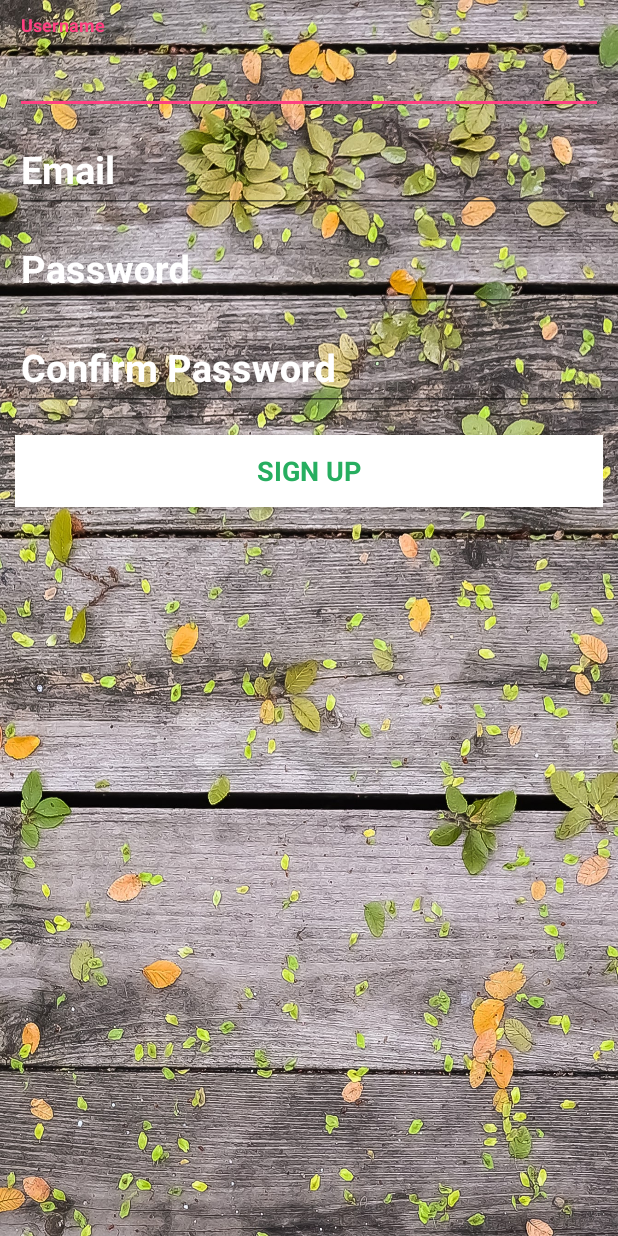
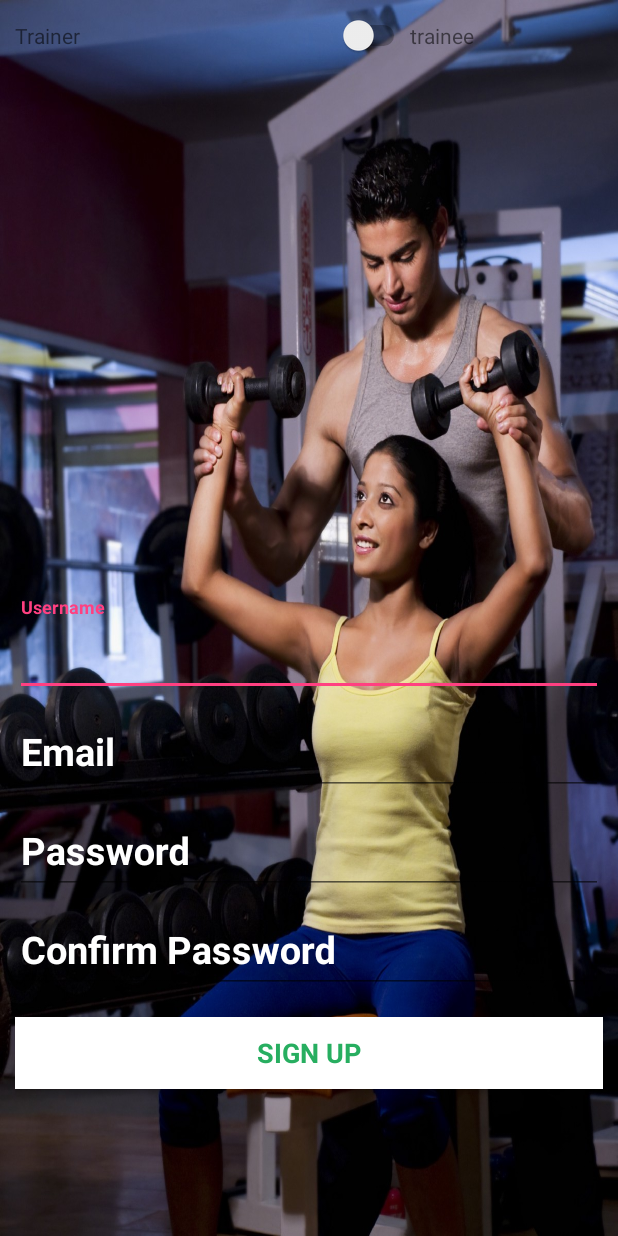
Before and after one commit to gil-ronen/KeepOn, an Android app: the RegisterActivity screen opened directly, with no data from a screen before it, on a phone screen of 412 x 824 dp. Run offline under Robolectric (Android 15) with nearby library versions, the phone set to English and light mode, and no system bars; our stand-ins replace Firebase (no records; nobody signed in at launch, a user with empty details on screens opened directly).

Commit message:
login and register page

```diff
--- a/app/src/main/java/com/gil_shiran_or/keepon/RegisterActivity.java
+++ b/app/src/main/java/com/gil_shiran_or/keepon/RegisterActivity.java
@@ -34,6 +34,8 @@
     private EditText mPasswordView;
     private EditText mConfirmPasswordView;
     private FirebaseAuth mAuth; // Firebase instance variables
+
+    private boolean mIsTrainer;
 
 
     @Override
--- a/app/src/main/res/layout/activity_register.xml
+++ b/app/src/main/res/layout/activity_register.xml
@@ -3,93 +3,112 @@
     xmlns:tools="http://schemas.android.com/tools"
     android:layout_width="match_parent"
     android:layout_height="match_parent"
+    android:background="@drawable/back"
+    android:gravity="top"
     android:orientation="vertical"
+    android:paddingLeft="@dimen/activity_horizontal_margin"
+    android:paddingTop="@dimen/activity_vertical_margin"
+    android:paddingRight="@dimen/activity_horizontal_margin"
     android:paddingBottom="@dimen/activity_vertical_margin"
-              android:paddingLeft="@dimen/activity_horizontal_margin"
-              android:paddingRight="@dimen/activity_horizontal_margin"
-              android:paddingTop="@dimen/activity_vertical_margin"
-              android:background="@drawable/background_login_min"
-              tools:context="com.gil_shiran_or.keepon.RegisterActivity"
-              android:gravity="top">
+    tools:context="com.gil_shiran_or.keepon.RegisterActivity">
 
 
+    <LinearLayout
+        android:layout_width="match_parent"
+        android:layout_height="48dp"
+        android:orientation="horizontal">
+
+        <TextView
+            android:id="@+id/trainer"
+            android:layout_width="wrap_content"
+            android:layout_height="wrap_content"
+            android:layout_weight="1"
+            android:text="Trainer" />
+
+        <Switch
+            android:id="@+id/switch1"
+            android:layout_width="wrap_content"
+            android:layout_height="wrap_content"
+            android:layout_weight="1" />
+
+        <TextView
+            android:id="@+id/trainee"
+            android:layout_width="wrap_content"
+            android:layout_height="wrap_content"
+            android:layout_weight="1"
+            android:text="trainee" />
+    </LinearLayout>
 
     <android.support.design.widget.TextInputLayout
         android:layout_width="match_parent"
         android:layout_height="wrap_content"
-            android:textColorHint="@color/white"
-            >
+        android:layout_marginTop="340dp"
+        android:textColorHint="@color/white">
 
         <AutoCompleteTextView
             android:id="@+id/register_username"
             android:layout_width="match_parent"
             android:layout_height="wrap_content"
-                android:textSize="25sp"
             android:hint="@string/prompt_username"
+            android:imeOptions="actionNext"
+            android:inputType="textNoSuggestions"
+            android:maxLines="1"
             android:textColor="@color/white"
             android:textColorHint="@color/white"
-                android:inputType="textNoSuggestions"
-                android:imeOptions="actionNext"
-                android:maxLines="1"
             android:textIsSelectable="false"
-                android:textStyle="bold"/>
+            android:textSize="25sp"
+            android:textStyle="bold" />
 
     </android.support.design.widget.TextInputLayout>
 
     <android.support.design.widget.TextInputLayout
         android:layout_width="match_parent"
         android:layout_height="wrap_content"
-            android:textColorHint="@color/white"
-            >
+        android:textColorHint="@color/white">
 
         <AutoCompleteTextView
             android:id="@+id/register_email"
             android:layout_width="match_parent"
             android:layout_height="wrap_content"
             android:hint="@string/prompt_email"
-                android:textColor="@color/white"
-                android:textSize="25sp"
             android:imeOptions="actionNext"
-                android:textColorHint="@color/white"
             android:inputType="textEmailAddress"
             android:maxLines="1"
+            android:textColor="@color/white"
+            android:textColorHint="@color/white"
             android:textIsSelectable="false"
-                android:textStyle="bold"/>
+            android:textSize="25sp"
+            android:textStyle="bold" />
 
     </android.support.design.widget.TextInputLayout>
 
     <android.support.design.widget.TextInputLayout
         android:layout_width="match_parent"
         android:layout_height="wrap_content"
-            android:textColorHint="@color/white"
-            >
+        android:textColorHint="@color/white">
 
         <EditText
             android:id="@+id/register_password"
-                android:textSize="25sp"
+            android:layout_width="match_parent"
+            android:layout_height="wrap_content"
+            android:hint="@string/prompt_password"
+            android:imeOptions="actionNext"
+            android:inputType="textPassword"
+            android:maxLines="1"
             android:textColor="@color/white"
             android:textColorHint="@color/white"
-                android:layout_width="match_parent"
-                android:imeOptions="actionNext"
-                android:layout_height="wrap_content"
-                android:hint="@string/prompt_password"
-                android:inputType="textPassword"
-                android:maxLines="1"
-                android:textStyle="bold"/>
+            android:textSize="25sp"
+            android:textStyle="bold" />
 
     </android.support.design.widget.TextInputLayout>
 
     <android.support.design.widget.TextInputLayout
         android:layout_width="match_parent"
         android:layout_height="wrap_content"
-            android:textColorHint="@color/white"
-            >
+        android:textColorHint="@color/white">
 
         <EditText
             android:id="@+id/register_confirm_password"
-                android:textColor="@color/white"
-                android:textSize="25sp"
-                android:textColorHint="@color/white"
             android:layout_width="match_parent"
             android:layout_height="wrap_content"
             android:hint="@string/prompt_password_again"
@@ -98,22 +117,24 @@
             android:imeOptions="actionUnspecified"
             android:inputType="textPassword"
             android:maxLines="1"
-                android:textStyle="bold"/>
+            android:textColor="@color/white"
+            android:textColorHint="@color/white"
+            android:textSize="25sp"
+            android:textStyle="bold" />
 
     </android.support.design.widget.TextInputLayout>
 
     <Button
         android:id="@+id/register_sign_up_button"
         style="?android:textAppearanceMedium"
-            android:background="@color/white"
-            android:textColor="@color/green"
-            android:onClick="signUp"
         android:layout_width="match_parent"
         android:layout_height="wrap_content"
         android:layout_marginTop="16dp"
+        android:background="@color/white"
+        android:onClick="signUp"
         android:text="@string/action_sign_up"
-            android:textStyle="bold"/>
-
+        android:textColor="@color/green"
+        android:textStyle="bold" />
 
 
 </LinearLayout>
--- /dev/null
+++ b/app/src/main/res/values/Logo.png.xml
@@ -0,0 +1,2 @@
+<?xml version="1.0" encoding="utf-8"?>
+<resources></resources>
```
Also changed, not shown: app/src/main/res/layout/activity_login.xml (+34 -30 lines), app/src/main/res/drawable/back.png (added), app/src/main/res/drawable/logo.png (added). Lines whose indentation alone changed are shown as unchanged.
